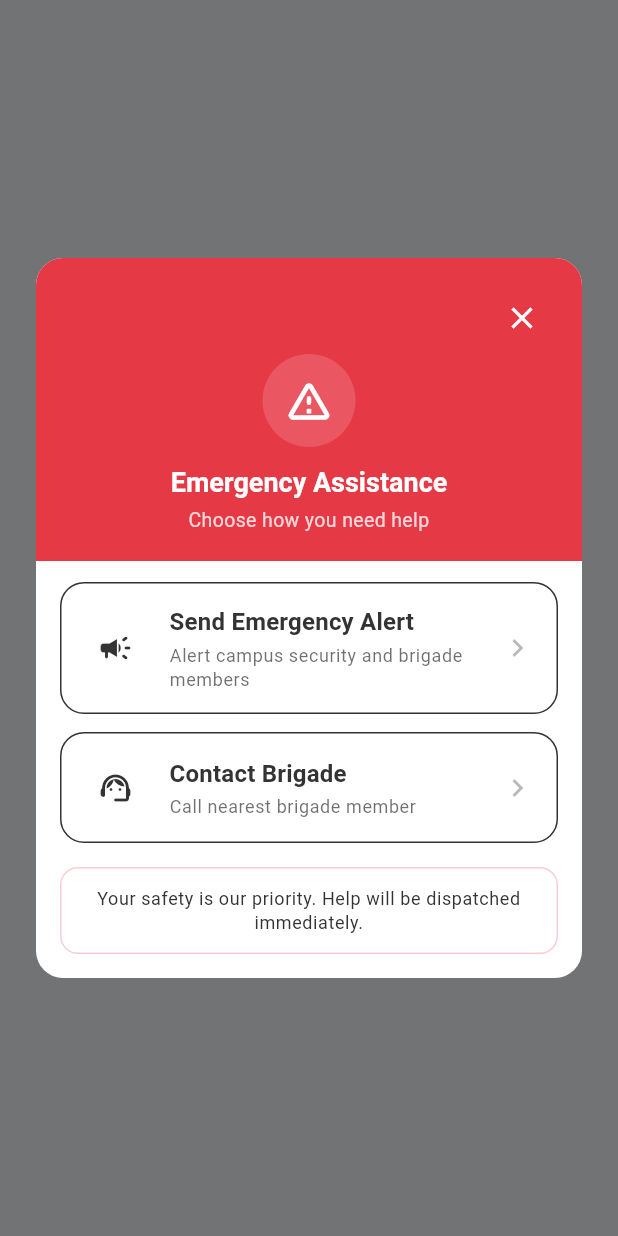
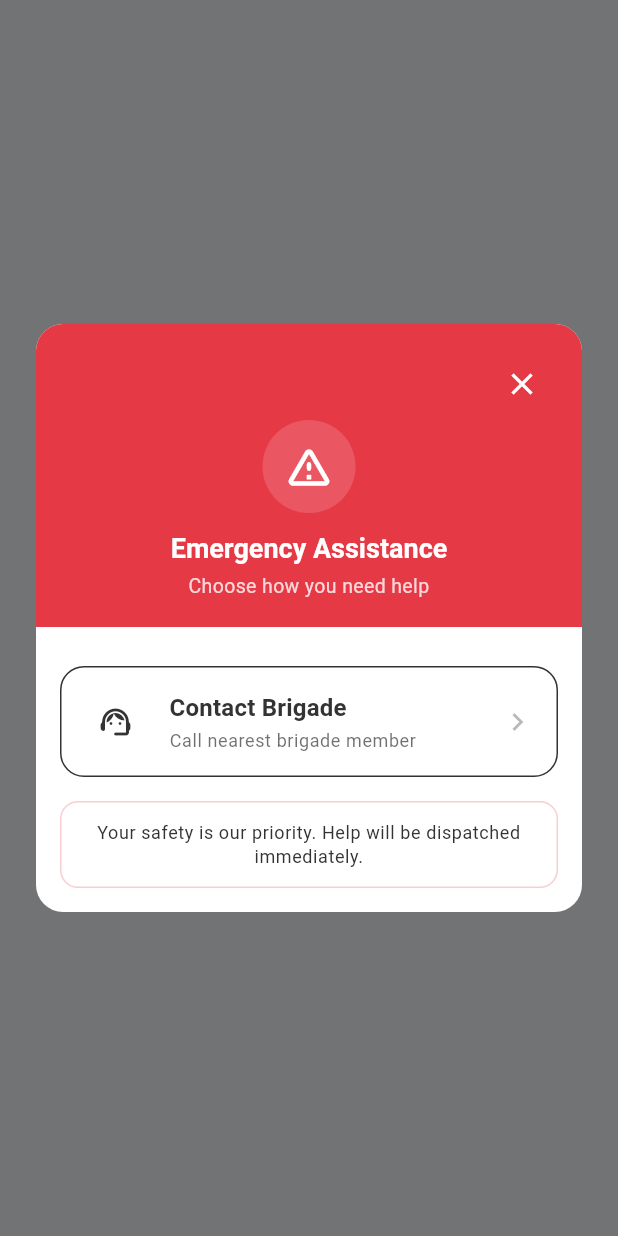
Before and after one commit to DevGargolas25/Flutter, a Flutter app: what show() shows on an empty page, opened directly with empty values, on a phone screen of 412 x 824 dp. Run offline on Flutter 3.47's test engine with Material 3 defaults, Android fonts, the phone set to English and light mode, and no system bars; our stand-ins replace connectivity_plus, firebase_core, firebase_database, flutter_map, flutter_markdown, geolocator and 4 more; missing offline and left inert: ambient_light, auth0_flutter; accounts and stored records are empty.

Commit message:
erase the send alert

```diff
--- a/studentbrigade/lib/View/emergency/sos_dialog.dart
+++ b/studentbrigade/lib/View/emergency/sos_dialog.dart
@@ -85,16 +85,6 @@ class SosDialog {
                 child: Column(
                   mainAxisSize: MainAxisSize.min,
                   children: [
-                    _ActionTile(
-                      leading: Icons.campaign_rounded,
-                      title: 'Send Emergency Alert',
-                      subtitle: 'Alert campus security and brigade members',
-                      onTap: () {
-                        // Cierra el diálogo y abre el selector de tipo
-                        Navigator.of(context).pop();
-                        Future.microtask(() => EmergencyTypeDialog.show(context));
-                      },
-                    ),
                     const SizedBox(height: 12),
 
                     _ActionTile(
```
